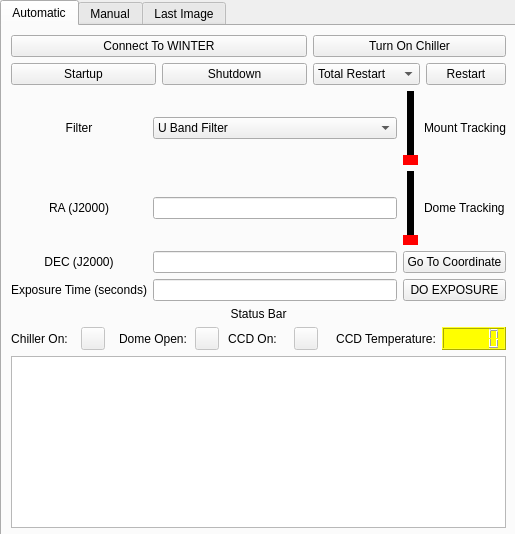
winter-telescope/observatory, file Summer_GUI/form.ui: the form before one commit.
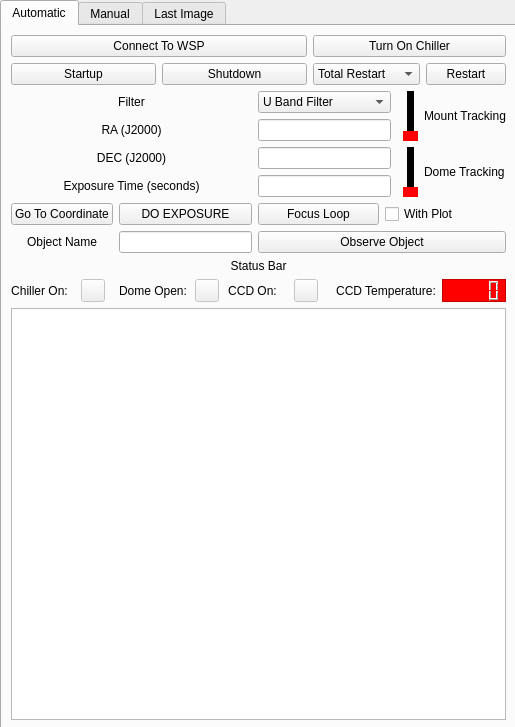
The form after the commit.

```diff
--- a/Summer_GUI/form.ui
+++ b/Summer_GUI/form.ui
@@ -7,7 +7,7 @@
     <x>0</x>
     <y>0</y>
     <width>515</width>
-    <height>534</height>
+    <height>727</height>
    </rect>
   </property>
   <property name="windowTitle">
@@ -19,7 +19,7 @@
      <x>0</x>
      <y>0</y>
      <width>517</width>
-     <height>539</height>
+     <height>731</height>
     </rect>
    </property>
    <property name="sizePolicy">
@@ -28,6 +28,12 @@
      <verstretch>0</verstretch>
     </sizepolicy>
    </property>
+   <property name="minimumSize">
+    <size>
+     <width>517</width>
+     <height>539</height>
+    </size>
+   </property>
    <property name="currentIndex">
     <number>0</number>
    </property>
@@ -100,7 +106,7 @@
           <enum>Qt::NoFocus</enum>
          </property>
          <property name="text">
-          <string>Connect To WINTER</string>
+          <string>Connect To WSP</string>
          </property>
          <property name="checkable">
           <bool>false</bool>
@@ -124,30 +130,10 @@
      </item>
      <item>
       <layout class="QGridLayout" name="gridLayout">
-       <item row="3" column="0">
-        <widget class="QLabel" name="label_4">
-         <property name="text">
-          <string>Exposure Time (seconds)</string>
-         </property>
-         <property name="alignment">
-          <set>Qt::AlignCenter</set>
-         </property>
-        </widget>
+       <item row="2" column="2">
+        <widget class="QLineEdit" name="DEC_input"/>
        </item>
-       <item row="1" column="1">
-        <widget class="QLineEdit" name="RA_input"/>
-       </item>
-       <item row="2" column="0">
-        <widget class="QLabel" name="label_2">
-         <property name="text">
-          <string>DEC (J2000)</string>
-         </property>
-         <property name="alignment">
-          <set>Qt::AlignCenter</set>
-         </property>
-        </widget>
-       </item>
-       <item row="2" column="3">
+       <item row="4" column="0">
         <widget class="QPushButton" name="goto_button">
          <property name="focusPolicy">
           <enum>Qt::NoFocus</enum>
@@ -157,60 +143,7 @@
          </property>
         </widget>
        </item>
-       <item row="2" column="1">
-        <widget class="QLineEdit" name="DEC_input"/>
-       </item>
-       <item row="3" column="3">
-        <widget class="QPushButton" name="exposure_button">
-         <property name="focusPolicy">
-          <enum>Qt::NoFocus</enum>
-         </property>
-         <property name="text">
-          <string>DO EXPOSURE</string>
-         </property>
-        </widget>
-       </item>
-       <item row="0" column="0">
-        <widget class="QLabel" name="label_3">
-         <property name="text">
-          <string>Filter</string>
-         </property>
-         <property name="alignment">
-          <set>Qt::AlignCenter</set>
-         </property>
-        </widget>
-       </item>
-       <item row="0" column="1">
-        <widget class="QComboBox" name="filter_selection">
-         <property name="focusPolicy">
-          <enum>Qt::NoFocus</enum>
-         </property>
-         <item>
-          <property name="text">
-           <string>U Band Filter</string>
-          </property>
-         </item>
-         <item>
-          <property name="text">
-           <string>R Band Filter</string>
-          </property>
-         </item>
-        </widget>
-       </item>
-       <item row="3" column="1">
-        <widget class="QLineEdit" name="exposure_input"/>
-       </item>
-       <item row="1" column="0">
-        <widget class="QLabel" name="label">
-         <property name="text">
-          <string>RA (J2000)</string>
-         </property>
-         <property name="alignment">
-          <set>Qt::AlignCenter</set>
-         </property>
-        </widget>
-       </item>
-       <item row="0" column="3">
+       <item row="0" column="4" rowspan="2">
         <layout class="QHBoxLayout" name="horizontalLayout_7">
          <item>
           <widget class="QSlider" name="mount_tracking_toggle">
@@ -255,7 +188,20 @@
          </item>
         </layout>
        </item>
-       <item row="1" column="3">
+       <item row="3" column="2">
+        <widget class="QLineEdit" name="exposure_input"/>
+       </item>
+       <item row="2" column="0" colspan="2">
+        <widget class="QLabel" name="label_2">
+         <property name="text">
+          <string>DEC (J2000)</string>
+         </property>
+         <property name="alignment">
+          <set>Qt::AlignCenter</set>
+         </property>
+        </widget>
+       </item>
+       <item row="2" column="4" rowspan="2">
         <layout class="QHBoxLayout" name="horizontalLayout_8">
          <item>
           <widget class="QSlider" name="dome_tracking_toggle">
@@ -300,68 +246,108 @@
          </item>
         </layout>
        </item>
+       <item row="4" column="2" colspan="3">
+        <layout class="QHBoxLayout" name="horizontalLayout_9">
+         <item>
+          <widget class="QPushButton" name="do_focus_loop">
+           <property name="text">
+            <string>Focus Loop</string>
+           </property>
+          </widget>
+         </item>
+         <item>
+          <widget class="QCheckBox" name="plot_option">
+           <property name="text">
+            <string>With Plot</string>
+           </property>
+          </widget>
+         </item>
+        </layout>
+       </item>
+       <item row="0" column="2">
+        <widget class="QComboBox" name="filter_selection">
+         <property name="focusPolicy">
+          <enum>Qt::NoFocus</enum>
+         </property>
+         <item>
+          <property name="text">
+           <string>U Band Filter</string>
+          </property>
+         </item>
+         <item>
+          <property name="text">
+           <string>R Band Filter</string>
+          </property>
+         </item>
+        </widget>
+       </item>
+       <item row="0" column="0" colspan="2">
+        <widget class="QLabel" name="label_3">
+         <property name="text">
+          <string>Filter</string>
+         </property>
+         <property name="alignment">
+          <set>Qt::AlignCenter</set>
+         </property>
+        </widget>
+       </item>
+       <item row="3" column="0" colspan="2">
+        <widget class="QLabel" name="label_4">
+         <property name="text">
+          <string>Exposure Time (seconds)</string>
+         </property>
+         <property name="alignment">
+          <set>Qt::AlignCenter</set>
+         </property>
+        </widget>
+       </item>
+       <item row="1" column="0" colspan="2">
+        <widget class="QLabel" name="label">
+         <property name="text">
+          <string>RA (J2000)</string>
+         </property>
+         <property name="alignment">
+          <set>Qt::AlignCenter</set>
+         </property>
+        </widget>
+       </item>
+       <item row="1" column="2">
+        <widget class="QLineEdit" name="RA_input"/>
+       </item>
+       <item row="4" column="1">
+        <widget class="QPushButton" name="exposure_button">
+         <property name="focusPolicy">
+          <enum>Qt::NoFocus</enum>
+         </property>
+         <property name="text">
+          <string>DO EXPOSURE</string>
+         </property>
+        </widget>
+       </item>
+       <item row="5" column="0">
+        <widget class="QLabel" name="label_14">
+         <property name="text">
+          <string>Object Name</string>
+         </property>
+         <property name="alignment">
+          <set>Qt::AlignCenter</set>
+         </property>
+        </widget>
+       </item>
+       <item row="5" column="2" colspan="3">
+        <widget class="QPushButton" name="observe_object_button">
+         <property name="text">
+          <string>Observe Object</string>
+         </property>
+        </widget>
+       </item>
+       <item row="5" column="1">
+        <widget class="QLineEdit" name="object_entry"/>
+       </item>
       </layout>
      </item>
      <item>
       <layout class="QGridLayout" name="gridLayout_3">
-       <item row="0" column="0" colspan="9">
-        <widget class="QLabel" name="label_5">
-         <property name="text">
-          <string>Status Bar</string>
-         </property>
-         <property name="alignment">
-          <set>Qt::AlignCenter</set>
-         </property>
-        </widget>
-       </item>
-       <item row="1" column="0" colspan="2">
-        <layout class="QHBoxLayout" name="horizontalLayout_2">
-         <item>
-          <widget class="QLabel" name="label_6">
-           <property name="text">
-            <string>Chiller On:</string>
-           </property>
-           <property name="alignment">
-            <set>Qt::AlignCenter</set>
-           </property>
-          </widget>
-         </item>
-         <item alignment="Qt::AlignHCenter|Qt::AlignVCenter">
-          <widget class="QToolButton" name="chiller_status_light">
-           <property name="enabled">
-            <bool>false</bool>
-           </property>
-           <property name="text">
-            <string/>
-           </property>
-          </widget>
-         </item>
-        </layout>
-       </item>
-       <item row="1" column="2" colspan="2">
-        <layout class="QHBoxLayout" name="horizontalLayout_3">
-         <item>
-          <widget class="QLabel" name="label_7">
-           <property name="text">
-            <string>Dome Open:</string>
-           </property>
-           <property name="alignment">
-            <set>Qt::AlignCenter</set>
-           </property>
-          </widget>
-         </item>
-         <item alignment="Qt::AlignHCenter|Qt::AlignVCenter">
-          <widget class="QToolButton" name="dome_status_light">
-           <property name="enabled">
-            <bool>false</bool>
-           </property>
-           <property name="text">
-            <string/>
-           </property>
-          </widget>
-         </item>
-        </layout>
-       </item>
        <item row="1" column="4" colspan="2">
         <layout class="QHBoxLayout" name="horizontalLayout_4">
          <item>
@@ -386,6 +372,30 @@
          </item>
         </layout>
        </item>
+       <item row="1" column="2" colspan="2">
+        <layout class="QHBoxLayout" name="horizontalLayout_3">
+         <item>
+          <widget class="QLabel" name="label_7">
+           <property name="text">
+            <string>Dome Open:</string>
+           </property>
+           <property name="alignment">
+            <set>Qt::AlignCenter</set>
+           </property>
+          </widget>
+         </item>
+         <item alignment="Qt::AlignHCenter|Qt::AlignVCenter">
+          <widget class="QToolButton" name="dome_status_light">
+           <property name="enabled">
+            <bool>false</bool>
+           </property>
+           <property name="text">
+            <string/>
+           </property>
+          </widget>
+         </item>
+        </layout>
+       </item>
        <item row="1" column="6" colspan="3">
         <layout class="QHBoxLayout" name="horizontalLayout_5">
          <item>
@@ -409,7 +419,45 @@
             <bool>false</bool>
            </property>
            <property name="styleSheet">
-            <string notr="true">background-color:yellow;</string>
+            <string notr="true">background:red;
+</string>
+           </property>
+           <property name="frameShape">
+            <enum>QFrame::StyledPanel</enum>
+           </property>
+          </widget>
+         </item>
+        </layout>
+       </item>
+       <item row="0" column="0" colspan="9">
+        <widget class="QLabel" name="label_5">
+         <property name="text">
+          <string>Status Bar</string>
+         </property>
+         <property name="alignment">
+          <set>Qt::AlignCenter</set>
+         </property>
+        </widget>
+       </item>
+       <item row="1" column="0" colspan="2">
+        <layout class="QHBoxLayout" name="horizontalLayout_2">
+         <item>
+          <widget class="QLabel" name="label_6">
+           <property name="text">
+            <string>Chiller On:</string>
+           </property>
+           <property name="alignment">
+            <set>Qt::AlignCenter</set>
+           </property>
+          </widget>
+         </item>
+         <item alignment="Qt::AlignHCenter|Qt::AlignVCenter">
+          <widget class="QToolButton" name="chiller_status_light">
+           <property name="enabled">
+            <bool>false</bool>
+           </property>
+           <property name="text">
+            <string/>
            </property>
           </widget>
          </item>
@@ -425,6 +473,9 @@
          <height>16777215</height>
         </size>
        </property>
+       <property name="styleSheet">
+        <string notr="true">color:rgb(0, 255, 255)</string>
+       </property>
        <property name="readOnly">
         <bool>true</bool>
        </property>
```
